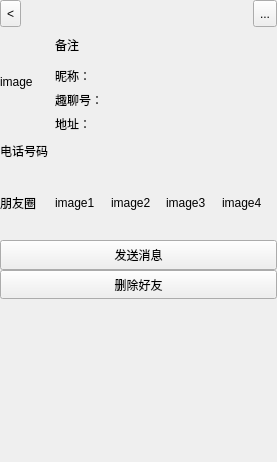
GhostsLYB/Client, file userinfopage.ui: the form before one commit.
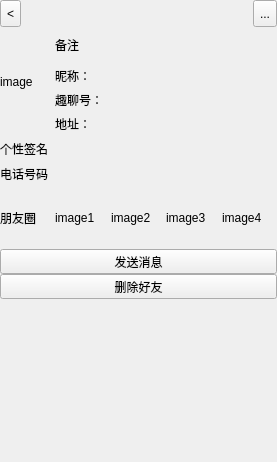
The form after the commit.

The edit to the form file:
```diff
--- a/userinfopage.ui
+++ b/userinfopage.ui
@@ -125,7 +125,28 @@
     </layout>
    </item>
    <item>
-    <layout class="QVBoxLayout" name="verticalLayout_2" stretch="2,5,4">
+    <layout class="QVBoxLayout" name="verticalLayout_2" stretch="2,2,5,4">
+     <property name="spacing">
+      <number>0</number>
+     </property>
+     <item>
+      <layout class="QHBoxLayout" name="horizontalLayout_5" stretch="1,4">
+       <item>
+        <widget class="QLabel" name="label_3">
+         <property name="text">
+          <string>个性签名</string>
+         </property>
+        </widget>
+       </item>
+       <item>
+        <widget class="QLabel" name="lb_personalSignature">
+         <property name="text">
+          <string/>
+         </property>
+        </widget>
+       </item>
+      </layout>
+     </item>
      <item>
       <layout class="QHBoxLayout" name="horizontalLayout_3" stretch="1,4">
        <property name="spacing">
```
